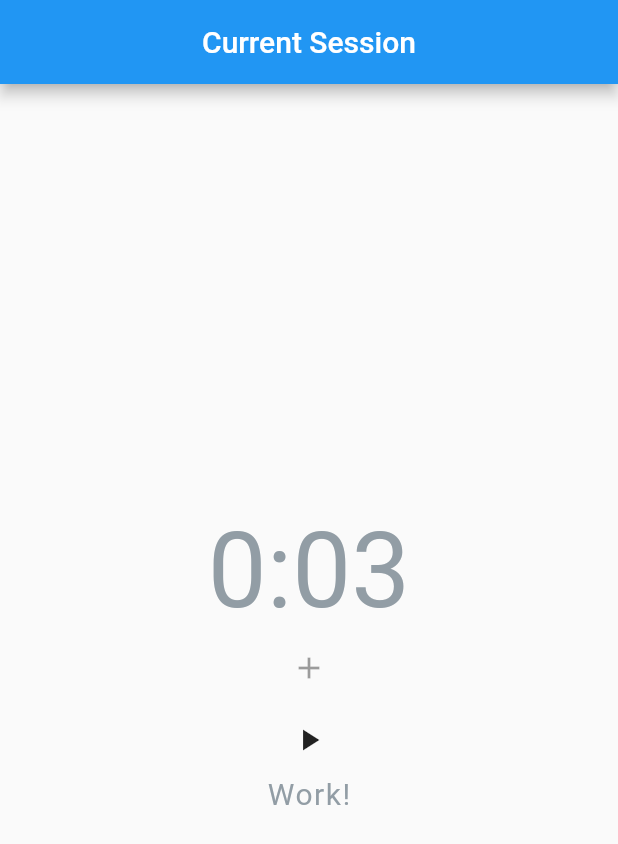
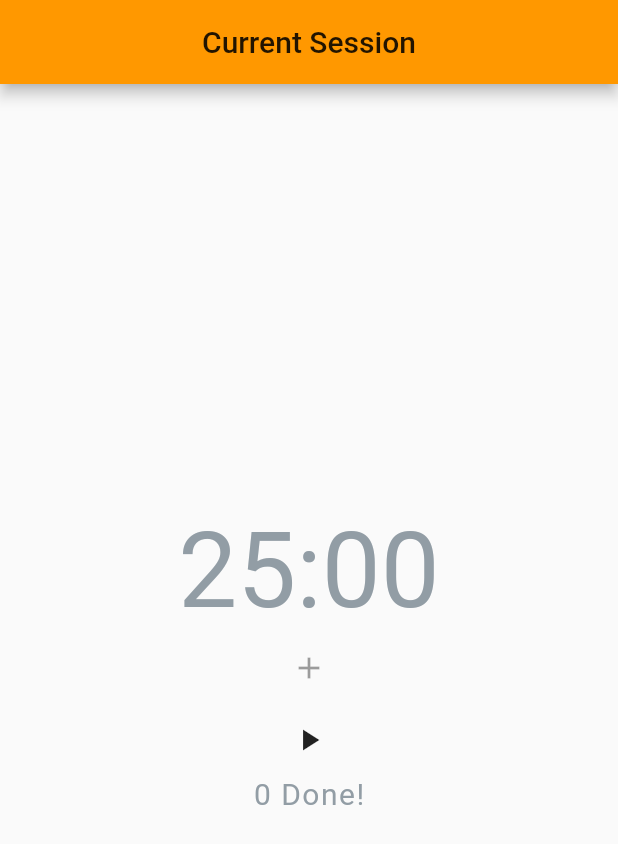
Before and after one commit to nld-8832/flutter_pomodoro, a Flutter app: the screen it shows after launch, on a phone screen of 412 x 824 dp. Shown: the top 844 px of the screen. Run offline on Flutter 3.47's test engine with Material 2 defaults, Android fonts, the phone set to English and light mode, and no system bars.

Commit message:
Add a counter

```diff
--- a/lib/main.dart
+++ b/lib/main.dart
@@ -10,7 +10,8 @@ class MyApp extends StatelessWidget {
   @override
   Widget build(BuildContext context) {
     return MaterialApp(
-      theme: ThemeData(primarySwatch: Colors.blue),
+      theme: ThemeData(primarySwatch: Colors.orange),
+      debugShowCheckedModeBanner: false,
       home: Pomodoro(),
     );
   }
@@ -35,26 +36,19 @@ class Pomodoro extends StatefulWidget {
 }
 
 class _PomodoroState extends State<Pomodoro> with TickerProviderStateMixin {
-  int _timeLeft = 1;
-  int _timeLeftInSec = 1 * 3;
+  int _timeLeft = 25;
+  int _timeLeftInSec = 25 * 60;
   bool _isRunning = false;
   bool _isAtStart = true;
 
   int _breaktimeLeft = 2;
   int _breaktimeLeftInSec = 2*1;
-  String _sessionStatus = "Work!";
+  String _sessionStatus = "Done!";
   int sessionCounter = 0;
-
-  /*
-  void sessionCounterProcess() {
-    if (sessionCounter = 4) {
-
-    }
-  }
-  */
 
   // Animation processing
   AnimationController _controller;
+  Animation _animation;
 
   @override
   void dispose() {
@@ -73,7 +67,7 @@ class _PomodoroState extends State<Pomodoro> with TickerProviderStateMixin {
       if (status == AnimationStatus.completed) {
         _controller.reset();
         sessionCounter++;
-      }
+      };
     });
     super.initState();
   }
@@ -133,7 +127,7 @@ class _PomodoroState extends State<Pomodoro> with TickerProviderStateMixin {
                 setState(() => _isRunning = !_isRunning);
               },
             ),
-            Text("$_sessionStatus",
+            Text("$sessionCounter $_sessionStatus",
               style: TextStyle(
                 color: Color(0xff929da5),
                 fontSize: 20,
```
